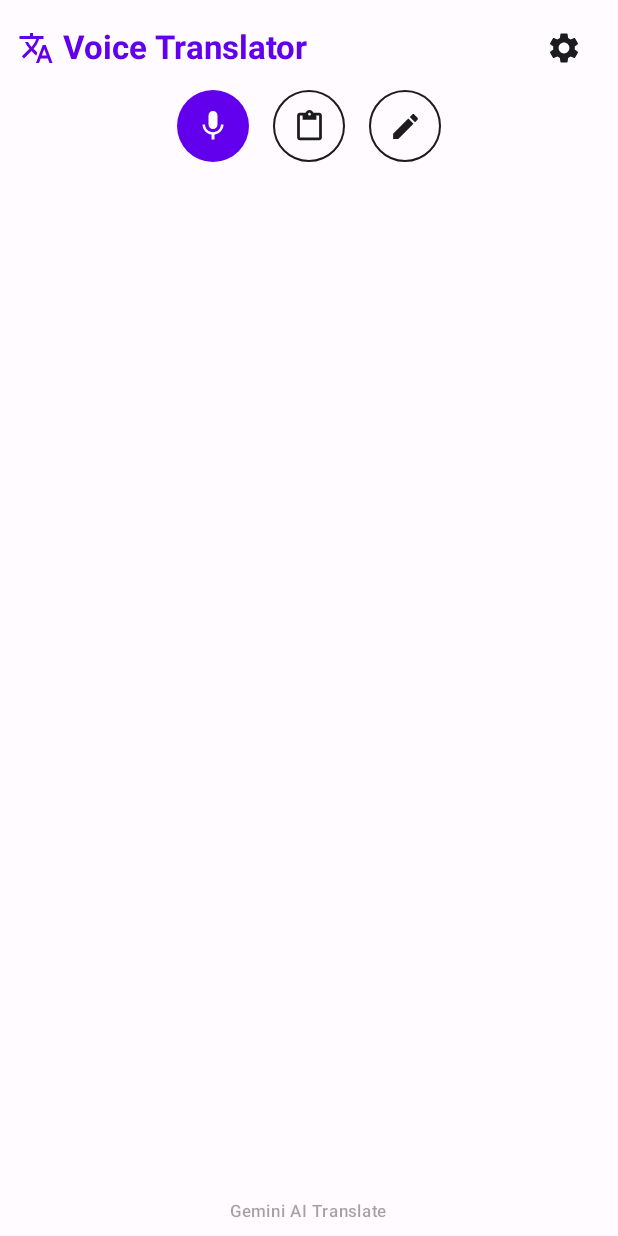
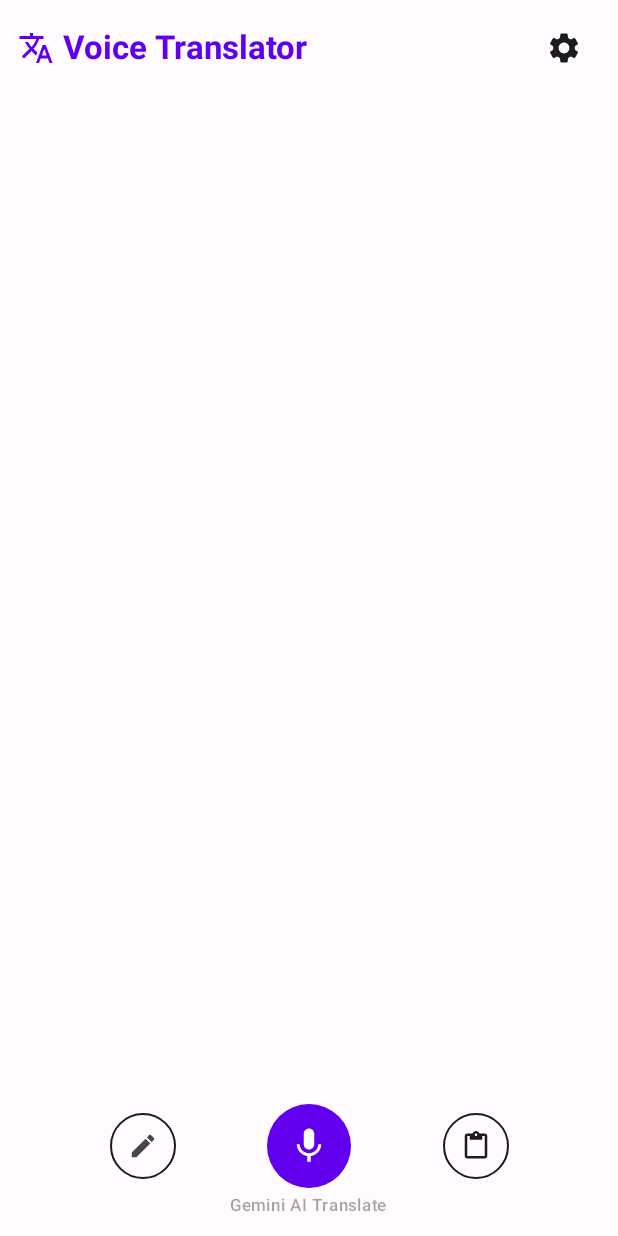
Before and after one commit to vipseal/voice-translator, an Android app built with Jetpack Compose: the composable TranslatorScreen shown on its own in the app's theme, on a phone screen of 412 x 824 dp. Run offline under Robolectric (Android 15) with nearby library versions, the light colour scheme and no system bars; 1 statement that could not run was skipped.

Commit message:
fix: action bar at bottom - Edit(left) Mic(center) Paste(right), always visible

```diff
--- a/composeApp/src/commonMain/kotlin/com/hhaigc/translator/screen/TranslatorScreen.kt
+++ b/composeApp/src/commonMain/kotlin/com/hhaigc/translator/screen/TranslatorScreen.kt
@@ -267,54 +267,7 @@ fun TranslatorScreen(
             )
         }
 
-        // Action bar (always visible when source input is hidden)
-        if (!showSourceInput) {
-            Row(
-                modifier = Modifier.fillMaxWidth().padding(vertical = 4.dp),
-                horizontalArrangement = Arrangement.Center,
-                verticalAlignment = Alignment.CenterVertically
-            ) {
-                // Record button (large, primary)
-                FilledIconButton(
-                    onClick = { withFeedback { startOrStopRecording() } },
-                    modifier = Modifier.size(48.dp),
-                    colors = IconButtonDefaults.filledIconButtonColors(
-                        containerColor = if (isRecording) MaterialTheme.colorScheme.error else MaterialTheme.colorScheme.primary,
-                        contentColor = Color.White
-                    )
-                ) {
-                    Icon(
-                        imageVector = if (isRecording) Icons.Default.Stop else Icons.Default.Mic,
-                        contentDescription = if (isRecording) "Stop" else "Record",
-                        modifier = Modifier.size(24.dp)
-                    )
-                }
-                Spacer(modifier = Modifier.width(16.dp))
-                // Paste button
-                OutlinedIconButton(
-                    onClick = { withFeedback { translateClipboardText() } },
-                    modifier = Modifier.size(48.dp)
-                ) {
-                    Icon(
-                        imageVector = Icons.Default.ContentPaste,
-                        contentDescription = "Paste",
-                        modifier = Modifier.size(22.dp)
-                    )
-                }
-                Spacer(modifier = Modifier.width(16.dp))
-                // Edit/type button - shows source input
-                OutlinedIconButton(
-                    onClick = { withFeedback { showSourceInput = true } },
-                    modifier = Modifier.size(48.dp)
-                ) {
-                    Icon(
-                        imageVector = Icons.Default.Edit,
-                        contentDescription = "Type",
-                        modifier = Modifier.size(22.dp)
-                    )
-                }
-            }
-        }
+        // Action bar moved to bottom
 
         // Source text card - only when showSourceInput is true
         if (showSourceInput) {
@@ -504,14 +457,63 @@ fun TranslatorScreen(
             }
         }
 
+        // Bottom action bar - always visible
+        Spacer(modifier = Modifier.height(6.dp))
+        Row(
+            modifier = Modifier.fillMaxWidth().padding(vertical = 4.dp),
+            horizontalArrangement = Arrangement.SpaceEvenly,
+            verticalAlignment = Alignment.CenterVertically
+        ) {
+            // Edit/type button (left)
+            OutlinedIconButton(
+                onClick = { withFeedback { showSourceInput = !showSourceInput } },
+                modifier = Modifier.size(44.dp),
+                colors = IconButtonDefaults.outlinedIconButtonColors(
+                    contentColor = if (showSourceInput) MaterialTheme.colorScheme.primary
+                                   else MaterialTheme.colorScheme.onSurfaceVariant
+                )
+            ) {
+                Icon(
+                    imageVector = Icons.Default.Edit,
+                    contentDescription = "Type",
+                    modifier = Modifier.size(20.dp)
+                )
+            }
+            // Record button (center, large, primary)
+            FilledIconButton(
+                onClick = { withFeedback { startOrStopRecording() } },
+                modifier = Modifier.size(56.dp),
+                colors = IconButtonDefaults.filledIconButtonColors(
+                    containerColor = if (isRecording) MaterialTheme.colorScheme.error else MaterialTheme.colorScheme.primary,
+                    contentColor = Color.White
+                )
+            ) {
+                Icon(
+                    imageVector = if (isRecording) Icons.Default.Stop else Icons.Default.Mic,
+                    contentDescription = if (isRecording) "Stop" else "Record",
+                    modifier = Modifier.size(28.dp)
+                )
+            }
+            // Paste button (right)
+            OutlinedIconButton(
+                onClick = { withFeedback { translateClipboardText() } },
+                modifier = Modifier.size(44.dp)
+            ) {
+                Icon(
+                    imageVector = Icons.Default.ContentPaste,
+                    contentDescription = "Paste",
+                    modifier = Modifier.size(20.dp)
+                )
+            }
+        }
         // Status bar
-        Spacer(modifier = Modifier.height(4.dp))
         Text(
             text = statusText,
             style = MaterialTheme.typography.labelSmall,
             color = MaterialTheme.colorScheme.onBackground.copy(alpha = 0.4f),
             fontSize = 11.sp
         )
+        Spacer(modifier = Modifier.height(4.dp))
     }
 }
 
```
